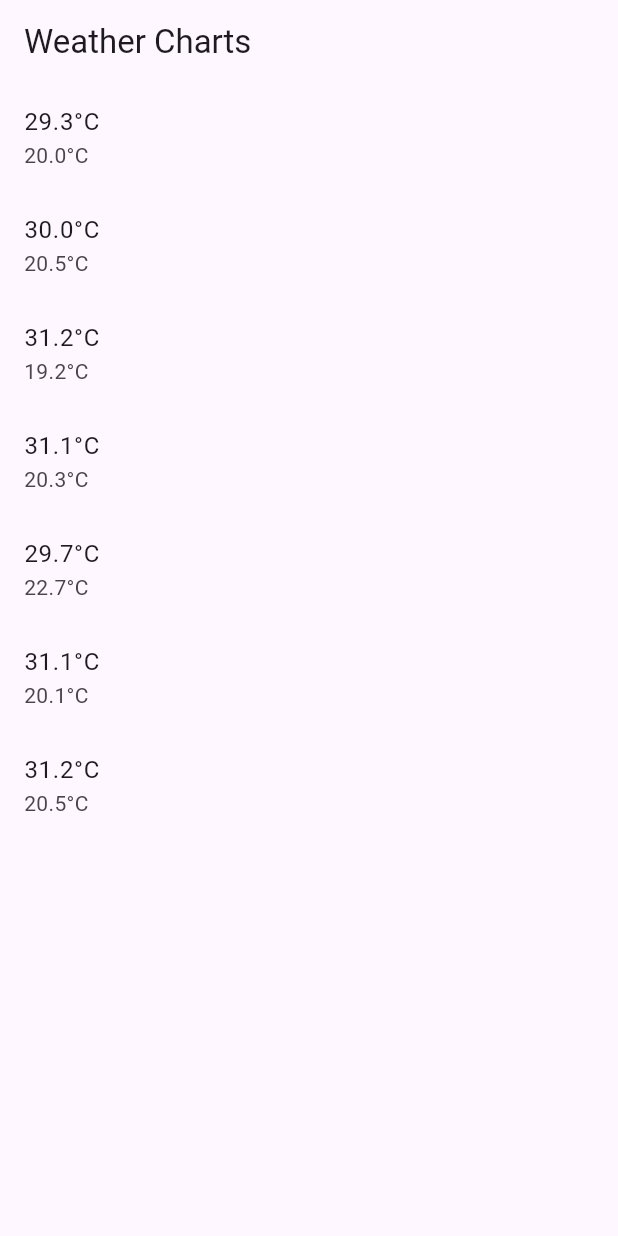
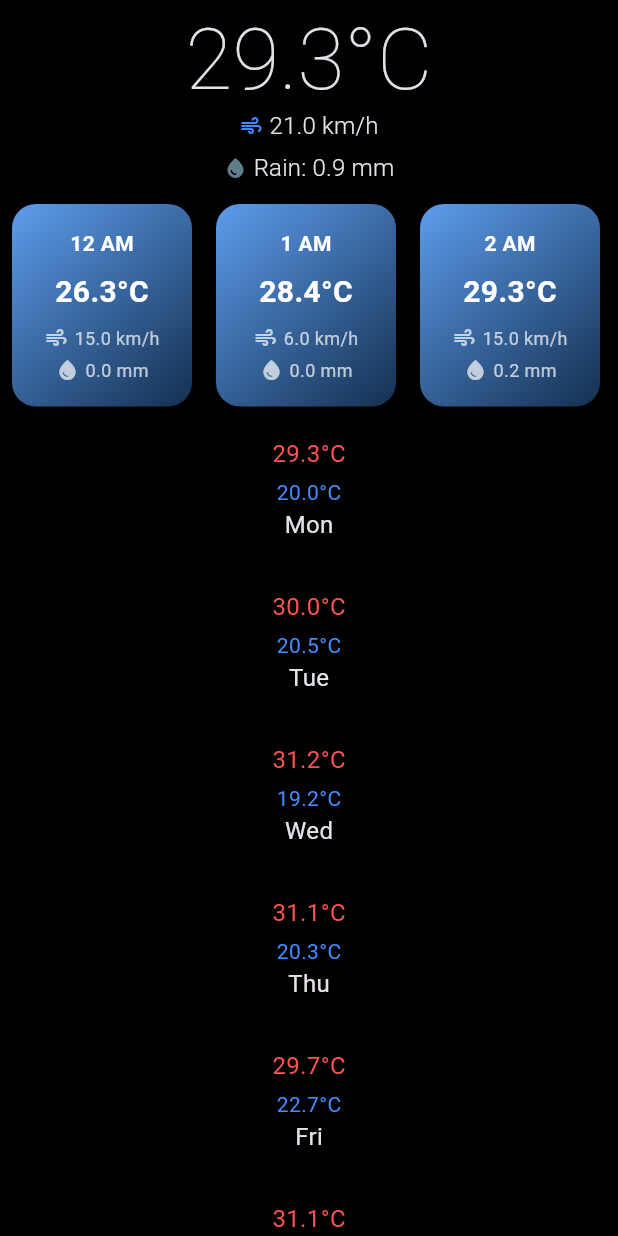
Before and after one commit to Ceren-Canbaz/weather_charts, a Flutter app: the screen it shows after launch, on a phone screen of 412 x 824 dp. Run offline on Flutter 3.47's test engine with Material 3 defaults, Android fonts, the phone set to English and light mode, and no system bars.

Commit message:
Feat: Hourly list added

```diff
--- a/lib/main.dart
+++ b/lib/main.dart
@@ -1,4 +1,5 @@
 import 'package:flutter/material.dart';
+import 'package:weather_charts/theme/theme.dart';
 import 'package:weather_charts/viewmodels/weather_viewmodel.dart';
 import 'package:weather_charts/views/weather_view.dart';
 
@@ -17,7 +18,7 @@ class MyApp extends StatelessWidget {
       notifier: weatherViewModel,
       child: MaterialApp(
         title: "Weather Charts",
-        theme: ThemeData(useMaterial3: true),
+        theme: darkTheme,
         home: const WeatherView(),
       ),
     );
--- /dev/null
+++ b/lib/theme/theme.dart
@@ -0,0 +1,110 @@
+import 'dart:ui';
+
+import 'package:flutter/material.dart';
+
+const TextTheme textTheme = TextTheme(
+  // Display Styles
+  displayLarge: TextStyle(
+    fontSize: 57,
+    fontWeight: FontWeight.w400, // Regular
+    letterSpacing: 0.0,
+  ),
+  displayMedium: TextStyle(
+    fontSize: 45,
+    fontWeight: FontWeight.w400, // Regular
+    letterSpacing: 0.0,
+  ),
+  displaySmall: TextStyle(
+    fontSize: 36,
+    fontWeight: FontWeight.w400, // Regular
+    letterSpacing: 0.0,
+  ),
+
+  // Headline Styles
+  headlineLarge: TextStyle(
+    fontSize: 32,
+    fontWeight: FontWeight.w400, // Regular
+    letterSpacing: 0.0,
+  ),
+  headlineMedium: TextStyle(
+    fontSize: 28,
+    fontWeight: FontWeight.w400, // Regular
+    letterSpacing: 0.0,
+  ),
+  headlineSmall: TextStyle(
+    fontSize: 24,
+    fontWeight: FontWeight.w400, // Regular
+    letterSpacing: 0.0,
+  ),
+
+  // Title Styles
+  titleLarge: TextStyle(
+    fontSize: 22,
+    fontWeight: FontWeight.w500, // Medium
+    letterSpacing: 0.0,
+  ),
+  titleMedium: TextStyle(
+    fontSize: 16,
+    fontWeight: FontWeight.w500, // Medium
+    letterSpacing: 0.15,
+  ),
+  titleSmall: TextStyle(
+    fontSize: 14,
+    fontWeight: FontWeight.w500, // Medium
+    letterSpacing: 0.1,
+  ),
+
+  // Label Styles
+  labelLarge: TextStyle(
+    fontSize: 14,
+    fontWeight: FontWeight.w500, // Medium
+    letterSpacing: 0.1,
+  ),
+  labelMedium: TextStyle(
+    fontSize: 12,
+    fontWeight: FontWeight.w500, // Medium
+    letterSpacing: 0.5,
+  ),
+  labelSmall: TextStyle(
+    fontSize: 11,
+    fontWeight: FontWeight.w500, // Medium
+    letterSpacing: 0.4,
+  ),
+
+  // Body Styles
+  bodyLarge: TextStyle(
+    fontSize: 16,
+    fontWeight: FontWeight.w400, // Regular
+    letterSpacing: 0.15,
+  ),
+  bodyMedium: TextStyle(
+    fontSize: 14,
+    fontWeight: FontWeight.w400, // Regular
+    letterSpacing: 0.25,
+  ),
+  bodySmall: TextStyle(
+    fontSize: 12,
+    fontWeight: FontWeight.w400, // Regular
+    letterSpacing: 0.4,
+  ),
+);
+final ThemeData darkTheme = ThemeData(
+  brightness: Brightness.dark,
+  scaffoldBackgroundColor: Colors.black, // Arka plan siyah
+  primaryColor: Colors.white,
+  textTheme: textTheme, // Burada tipografi bağlanıyor
+  appBarTheme: const AppBarTheme(
+    backgroundColor: Colors.black,
+    elevation: 0,
+    iconTheme: IconThemeData(color: Colors.white),
+    titleTextStyle: TextStyle(
+      color: Colors.white,
+      fontSize: 20,
+      fontWeight: FontWeight.bold,
+    ),
+  ),
+  floatingActionButtonTheme: const FloatingActionButtonThemeData(
+    backgroundColor: Colors.white,
+    foregroundColor: Colors.black,
+  ),
+);
--- a/lib/viewmodels/weather_viewmodel.dart
+++ b/lib/viewmodels/weather_viewmodel.dart
@@ -1,5 +1,6 @@
 import 'package:flutter/material.dart';
 import 'package:weather_charts/models/entities/daily_weather.dart';
+import 'package:weather_charts/models/weather.dart';
 import 'package:weather_charts/services/weather_service.dart';
 import 'package:weather_charts/utils/enums.dart';
 
@@ -22,6 +23,15 @@ class WeatherViewModel extends ChangeNotifier {
       print("Error: $e");
     }
   }
+
+  Weather getCurrentWeather() {
+    final now = DateTime.now();
+    final hourlyWeather = weathersNotifier.value.first.hourlyWeather;
+
+    return hourlyWeather.firstWhere(
+      (weather) => weather.timeStamp.hour == now.hour,
+    );
+  }
 }
 
 class WeatherViewModelNotifier extends InheritedNotifier<WeatherViewModel> {
--- a/lib/views/weather_view.dart
+++ b/lib/views/weather_view.dart
@@ -29,9 +29,7 @@ class _WeatherViewState extends State<WeatherView> {
   @override
   Widget build(BuildContext context) {
     return Scaffold(
-      appBar: AppBar(
-        title: const Text("Weather Charts"),
-      ),
+      backgroundColor: Colors.black,
       body: ValueListenableBuilder<WeatherState>(
         valueListenable: viewModel.stateNotifier,
         builder: (context, state, _) {
--- a/lib/views/widgets/loaded_widget.dart
+++ b/lib/views/widgets/loaded_widget.dart
@@ -1,5 +1,10 @@
 import 'package:flutter/material.dart';
+import 'package:weather_charts/models/entities/daily_weather.dart';
+import 'package:weather_charts/utils/app_constants.dart';
 import 'package:weather_charts/viewmodels/weather_viewmodel.dart';
+import 'package:weather_charts/views/widgets/weather_widgets/today_weather.dart';
+import 'package:weather_charts/views/widgets/weather_widgets/weather_day_card.dart';
+import 'package:weather_charts/views/widgets/weather_widgets/weather_hour_card.dart';
 
 class LoadedWidget extends StatelessWidget {
   const LoadedWidget({super.key});
@@ -9,15 +14,24 @@ class LoadedWidget extends StatelessWidget {
     final weathers =
         WeatherViewModelNotifier.of(context).weathersNotifier.value;
 
-    return ListView.builder(
-      itemCount: weathers.length,
-      itemBuilder: (context, index) {
-        final weather = weathers[index];
-        return ListTile(
-          title: Text('${weather.highTemperature}°C'),
-          subtitle: Text('${weather.lowTemperature}°C'),
-        );
-      },
+    return Column(
+      children: [
+        TodayWeather(weathers: weathers),
+        Expanded(
+          child: ListView.builder(
+            shrinkWrap: true,
+            itemCount: weathers.length,
+            itemBuilder: (context, index) {
+              final weather = weathers[index];
+              return WeatherDayCard(
+                day: dayList[index],
+                highTemp: weather.highTemperature,
+                lowTemp: weather.lowTemperature,
+              );
+            },
+          ),
+        ),
+      ],
     );
   }
 }
--- /dev/null
+++ b/lib/views/widgets/weather_widgets/current_weather.dart
@@ -0,0 +1,56 @@
+import 'package:flutter/material.dart';
+import 'package:weather_charts/viewmodels/weather_viewmodel.dart';
+
+class CurrentWeatherWidget extends StatelessWidget {
+  const CurrentWeatherWidget({super.key});
+
+  @override
+  Widget build(BuildContext context) {
+    final viewModel = WeatherViewModelNotifier.of(context);
+
+    final currentWeather = viewModel.getCurrentWeather();
+
+    return Column(
+      mainAxisSize: MainAxisSize.min,
+      crossAxisAlignment: CrossAxisAlignment.center,
+      children: [
+        const SizedBox(height: 8),
+        Text(
+          '${currentWeather.temperature.toStringAsFixed(1)}°C',
+          style: Theme.of(context).textTheme.displayLarge?.copyWith(
+                fontWeight: FontWeight.w200,
+              ),
+        ),
+        Row(
+          mainAxisAlignment: MainAxisAlignment.center,
+          children: [
+            const Icon(Icons.air, size: 16, color: Colors.blueAccent),
+            const SizedBox(
+              width: 4,
+            ),
+            Text(
+              '${currentWeather.wind.speed.toStringAsFixed(1)} km/h',
+              style: Theme.of(context).textTheme.titleMedium?.copyWith(
+                    fontWeight: FontWeight.w300,
+                  ),
+            ),
+          ],
+        ),
+        const SizedBox(height: 4),
+        Row(
+          mainAxisAlignment: MainAxisAlignment.center,
+          children: [
+            const Icon(Icons.water_drop, size: 16, color: Colors.blueGrey),
+            const SizedBox(width: 4),
+            Text(
+              'Rain: ${currentWeather.rainfall.toStringAsFixed(1)} mm',
+              style: Theme.of(context).textTheme.titleMedium?.copyWith(
+                    fontWeight: FontWeight.w300,
+                  ),
+            ),
+          ],
+        ),
+      ],
+    );
+  }
+}
--- /dev/null
+++ b/lib/views/widgets/weather_widgets/today_weather.dart
@@ -0,0 +1,35 @@
+import 'package:flutter/material.dart';
+import 'package:weather_charts/models/entities/daily_weather.dart';
+import 'package:weather_charts/views/widgets/weather_widgets/current_weather.dart';
+import 'package:weather_charts/views/widgets/weather_widgets/weather_hour_card.dart';
+
+class TodayWeather extends StatelessWidget {
+  const TodayWeather({
+    super.key,
+    required this.weathers,
+  });
+
+  final List<DailyWeather> weathers;
+
+  @override
+  Widget build(BuildContext context) {
+    return Column(
+      children: [
+        const CurrentWeatherWidget(),
+        const SizedBox(
+          height: 12,
+        ),
+        SingleChildScrollView(
+          scrollDirection: Axis.horizontal,
+          child: Row(
+            children: weathers.first.hourlyWeather.map((w) {
+              return WeatherHourCard(
+                weather: w,
+              );
+            }).toList(),
+          ),
+        ),
+      ],
+    );
+  }
+}
--- /dev/null
+++ b/lib/views/widgets/weather_widgets/weather_day_card.dart
@@ -0,0 +1,47 @@
+import 'package:flutter/material.dart';
+
+class WeatherDayCard extends StatelessWidget {
+  final String day;
+  final double highTemp;
+  final double lowTemp;
+
+  const WeatherDayCard({
+    super.key,
+    required this.day,
+    required this.highTemp,
+    required this.lowTemp,
+  });
+
+  @override
+  Widget build(BuildContext context) {
+    return Padding(
+      padding: const EdgeInsets.all(12.0),
+      child: ConstrainedBox(
+        constraints: const BoxConstraints(
+          maxHeight: 200,
+        ),
+        child: Column(
+          mainAxisSize: MainAxisSize.min,
+          children: [
+            const SizedBox(height: 8),
+            Text(
+              '$highTemp°C',
+              style: const TextStyle(fontSize: 16, color: Colors.redAccent),
+            ),
+            const SizedBox(height: 4),
+            Text(
+              '$lowTemp°C',
+              style: const TextStyle(fontSize: 14, color: Colors.blueAccent),
+            ),
+            Text(
+              day,
+              style: const TextStyle(
+                fontSize: 16,
+              ),
+            ),
+          ],
+        ),
+      ),
+    );
+  }
+}
--- /dev/null
+++ b/lib/views/widgets/weather_widgets/weather_hour_card.dart
@@ -0,0 +1,94 @@
+import 'package:flutter/material.dart';
+import 'package:weather_charts/models/weather.dart';
+
+class WeatherHourCard extends StatelessWidget {
+  final Weather weather;
+
+  const WeatherHourCard({
+    super.key,
+    required this.weather,
+  });
+
+  @override
+  Widget build(BuildContext context) {
+    final time = weather.timeStamp;
+    final formattedTime =
+        '${time.hour % 12 == 0 ? 12 : time.hour % 12} ${time.hour >= 12 ? 'PM' : 'AM'}';
+
+    return Container(
+      margin: const EdgeInsets.symmetric(horizontal: 8.0),
+      padding: const EdgeInsets.all(16.0),
+      width: 120,
+      decoration: BoxDecoration(
+        gradient: const LinearGradient(
+          colors: [Color(0xFF5D9CEC), Color.fromARGB(255, 20, 48, 80)],
+          begin: Alignment.topLeft,
+          end: Alignment.bottomRight,
+        ),
+        borderRadius: BorderRadius.circular(16.0),
+        boxShadow: [
+          BoxShadow(
+            color: Colors.black.withOpacity(0.2),
+            blurRadius: 6,
+            offset: const Offset(0, 4),
+          ),
+        ],
+      ),
+      child: Column(
+        mainAxisAlignment: MainAxisAlignment.center,
+        crossAxisAlignment: CrossAxisAlignment.center,
+        children: [
+          Text(
+            formattedTime,
+            style: const TextStyle(
+              fontSize: 14,
+              fontWeight: FontWeight.bold,
+              color: Colors.white,
+            ),
+          ),
+          const SizedBox(height: 8),
+          Text(
+            '${weather.temperature.toStringAsFixed(1)}°C',
+            style: const TextStyle(
+              fontSize: 20,
+              fontWeight: FontWeight.w600,
+              color: Colors.white,
+            ),
+          ),
+          const SizedBox(height: 8),
+          Row(
+            mainAxisAlignment: MainAxisAlignment.center,
+            children: [
+              const Icon(
+                Icons.air,
+                size: 16,
+                color: Colors.white70,
+              ),
+              const SizedBox(
+                width: 4,
+              ),
+              Text(
+                '${weather.wind.speed.toStringAsFixed(1)} km/h',
+                style: const TextStyle(fontSize: 12, color: Colors.white70),
+              ),
+            ],
+          ),
+          const SizedBox(
+            height: 4,
+          ),
+          Row(
+            mainAxisAlignment: MainAxisAlignment.center,
+            children: [
+              const Icon(Icons.water_drop, size: 16, color: Colors.white70),
+              const SizedBox(width: 4),
+              Text(
+                '${weather.rainfall.toStringAsFixed(1)} mm',
+                style: const TextStyle(fontSize: 12, color: Colors.white70),
+              ),
+            ],
+          ),
+        ],
+      ),
+    );
+  }
+}
```
